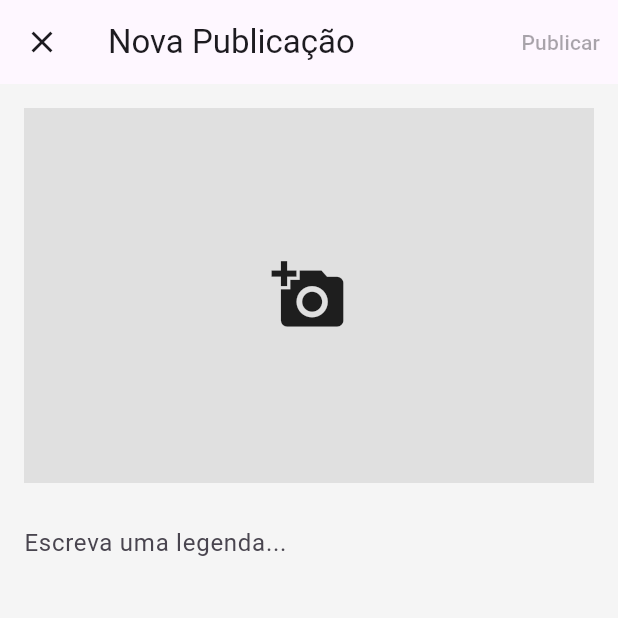
After one commit to kaikeventura/petgram_web, a Flutter app: the CreatePostScreen screen opened by its route, on a phone screen of 412 x 824 dp, the top half of it. The commit adds this screen. Run offline on Flutter 3.47's test engine with Material 3 defaults, Android fonts, the light colour scheme and no system bars; our stand-ins replace dio, flutter_riverpod, flutter_secure_storage, go_router, image_picker; accounts and stored records are empty; network calls fail.

Commit message:
Implementado publicação de feed

```diff
--- a/lib/features/auth/presentation/screens/login_screen.dart
+++ b/lib/features/auth/presentation/screens/login_screen.dart
@@ -9,8 +9,8 @@ class LoginScreen extends ConsumerWidget {
 
   @override
   Widget build(BuildContext context, WidgetRef ref) {
-    final emailController = TextEditingController();
-    final passwordController = TextEditingController();
+    final emailController = TextEditingController(text: 'dunha@gmail.com');
+    final passwordController = TextEditingController(text: '123456');
 
     ref.listen<AuthState>(authNotifierProvider, (previous, next) {
       if (next.status == AuthStatus.error) {
--- /dev/null
+++ b/lib/features/feed/presentation/providers/create_post_provider.dart
@@ -0,0 +1,60 @@
+import 'package:flutter_riverpod/flutter_riverpod.dart';
+import 'package:image_picker/image_picker.dart';
+import 'package:petgram_web/features/feed/data/repositories/post_repository.dart';
+import 'package:petgram_web/features/feed/presentation/providers/feed_provider.dart';
+
+enum CreatePostStatus { initial, loading, success, error }
+
+class CreatePostState {
+  final CreatePostStatus status;
+  final String? errorMessage;
+
+  CreatePostState({this.status = CreatePostStatus.initial, this.errorMessage});
+
+  CreatePostState copyWith({
+    CreatePostStatus? status,
+    String? errorMessage,
+  }) {
+    return CreatePostState(
+      status: status ?? this.status,
+      errorMessage: errorMessage ?? this.errorMessage,
+    );
+  }
+}
+
+final createPostProvider =
+    StateNotifierProvider<CreatePostNotifier, CreatePostState>((ref) {
+  return CreatePostNotifier(ref);
+});
+
+class CreatePostNotifier extends StateNotifier<CreatePostState> {
+  final Ref _ref;
+
+  CreatePostNotifier(this._ref) : super(CreatePostState());
+
+  Future<void> createPost({
+    required XFile image,
+    required String caption,
+  }) async {
+    try {
+      state = state.copyWith(status: CreatePostStatus.loading);
+      final postRepository = _ref.read(postRepositoryProvider);
+      await postRepository.createPost(image: image, caption: caption);
+
+      // Invalida o feed para forçar a recarga na próxima vez que for lido
+      _ref.invalidate(feedProvider);
+
+      state = state.copyWith(status: CreatePostStatus.success);
+    } catch (e) {
+      state = state.copyWith(
+        status: CreatePostStatus.error,
+        errorMessage: 'Falha ao criar a publicação.',
+      );
+    }
+  }
+
+  // Método para resetar o estado, útil ao reentrar na tela
+  void resetState() {
+    state = CreatePostState();
+  }
+}
--- /dev/null
+++ b/lib/features/feed/presentation/screens/create_post_screen.dart
@@ -0,0 +1,118 @@
+import 'dart:io';
+import 'package:flutter/foundation.dart';
+import 'package:flutter/material.dart';
+import 'package:flutter_riverpod/flutter_riverpod.dart';
+import 'package:go_router/go_router.dart';
+import 'package:image_picker/image_picker.dart';
+import 'package:petgram_web/features/feed/presentation/providers/create_post_provider.dart';
+
+class CreatePostScreen extends ConsumerStatefulWidget {
+  const CreatePostScreen({super.key});
+
+  @override
+  ConsumerState<CreatePostScreen> createState() => _CreatePostScreenState();
+}
+
+class _CreatePostScreenState extends ConsumerState<CreatePostScreen> {
+  final _captionController = TextEditingController();
+  XFile? _imageFile;
+
+  @override
+  void initState() {
+    super.initState();
+    // Reseta o estado do provider ao entrar na tela
+    Future.microtask(() => ref.read(createPostProvider.notifier).resetState());
+  }
+
+  Future<void> _pickImage() async {
+    final image = await ImagePicker().pickImage(source: ImageSource.gallery);
+    if (image != null) {
+      setState(() {
+        _imageFile = image;
+      });
+    }
+  }
+
+  @override
+  Widget build(BuildContext context) {
+    ref.listen<CreatePostState>(createPostProvider, (previous, next) {
+      if (next.status == CreatePostStatus.success) {
+        ScaffoldMessenger.of(context).showSnackBar(
+          const SnackBar(
+            content: Text('Publicação criada com sucesso!'),
+            backgroundColor: Colors.green,
+          ),
+        );
+        context.pop();
+      }
+      if (next.status == CreatePostStatus.error) {
+        ScaffoldMessenger.of(context).showSnackBar(
+          SnackBar(
+            content: Text(next.errorMessage ?? 'Ocorreu um erro.'),
+            backgroundColor: Colors.red,
+          ),
+        );
+      }
+    });
+
+    final createPostState = ref.watch(createPostProvider);
+    final isLoading = createPostState.status == CreatePostStatus.loading;
+
+    return Scaffold(
+      appBar: AppBar(
+        title: const Text('Nova Publicação'),
+        leading: IconButton(
+          icon: const Icon(Icons.close),
+          onPressed: () => context.pop(),
+        ),
+        actions: [
+          TextButton(
+            onPressed: (_imageFile == null || isLoading)
+                ? null
+                : () {
+                    ref.read(createPostProvider.notifier).createPost(
+                          image: _imageFile!,
+                          caption: _captionController.text,
+                        );
+                  },
+            child: isLoading
+                ? const CircularProgressIndicator()
+                : const Text('Publicar'),
+          ),
+        ],
+      ),
+      body: SingleChildScrollView(
+        padding: const EdgeInsets.all(16.0),
+        child: Column(
+          children: [
+            if (_imageFile == null)
+              GestureDetector(
+                onTap: _pickImage,
+                child: Container(
+                  height: 250,
+                  width: double.infinity,
+                  color: Colors.grey[300],
+                  child: const Center(
+                    child: Icon(Icons.add_a_photo, size: 50),
+                  ),
+                ),
+              )
+            else
+              kIsWeb
+                  ? Image.network(_imageFile!.path, height: 250)
+                  : Image.file(File(_imageFile!.path), height: 250),
+            const SizedBox(height: 20),
+            TextField(
+              controller: _captionController,
+              decoration: const InputDecoration(
+                hintText: 'Escreva uma legenda...',
+                border: InputBorder.none,
+              ),
+              maxLines: 5,
+            ),
+          ],
+        ),
+      ),
+    );
+  }
+}
--- a/lib/main.dart
+++ b/lib/main.dart
@@ -2,6 +2,7 @@ import 'package:flutter/material.dart';
 import 'package:flutter_riverpod/flutter_riverpod.dart';
 import 'package:go_router/go_router.dart';
 import 'package:petgram_web/features/auth/presentation/screens/login_screen.dart';
+import 'package:petgram_web/features/feed/presentation/screens/create_post_screen.dart';
 import 'package:petgram_web/features/feed/presentation/screens/feed_screen.dart';
 
 // Provider para o GoRouter para que ele possa ler outros providers
@@ -15,6 +16,16 @@ final routerProvider = Provider<GoRouter>((ref) {
           GoRoute(
             path: 'feed',
             builder: (context, state) => const FeedScreen(),
+            routes: [
+              GoRoute(
+                path: 'create-post',
+                // Usamos um PageBuilder para uma transição de modal
+                pageBuilder: (context, state) => const MaterialPage(
+                  fullscreenDialog: true,
+                  child: CreatePostScreen(),
+                ),
+              ),
+            ]
           ),
         ],
       ),
@@ -40,7 +51,7 @@ class MyApp extends ConsumerWidget {
         primarySwatch: Colors.blue,
         visualDensity: VisualDensity.adaptivePlatformDensity,
         scaffoldBackgroundColor: Colors.grey[100], // Um fundo mais suave
-        cardTheme: const CardThemeData( // Correção: CardTheme -> CardThemeData
+        cardTheme: const CardThemeData(
           elevation: 1,
           margin: EdgeInsets.symmetric(vertical: 8.0),
         ),
--- a/pubspec.yaml
+++ b/pubspec.yaml
@@ -16,6 +16,7 @@ dependencies:
   dio: ^5.4.3+1
   flutter_secure_storage: ^9.2.2
   shared_preferences: ^2.2.3
+  image_picker: ^1.1.2
 
   # State Management
   flutter_riverpod: ^2.5.1
```
Also changed, not shown: lib/features/feed/data/repositories/post_repository.dart (+35 -6 lines), lib/features/feed/presentation/screens/feed_screen.dart (+15 -6 lines), pubspec.lock, 5 other files.
